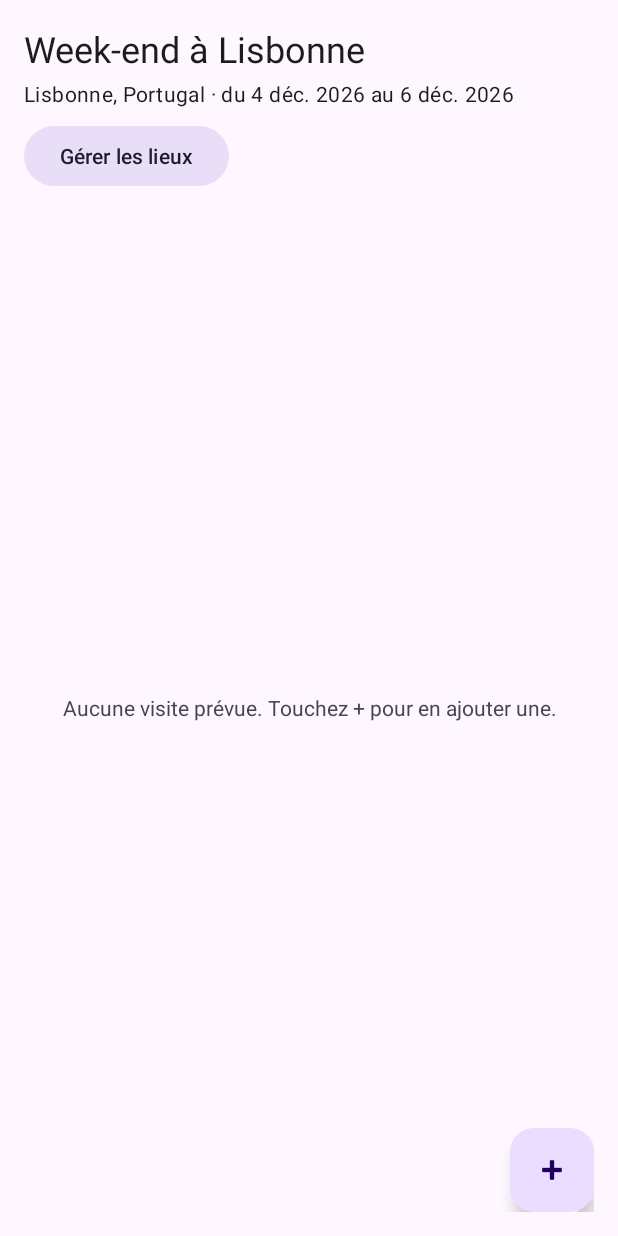
After one commit to Fabrice2000/TripJournal, an Android app: the TripDetailActivity screen opened directly, with no data from a screen before it, on a phone screen of 412 x 824 dp. The commit adds this screen. Run offline under Robolectric (Android 15) with nearby library versions, the phone set to English and light mode, and no system bars; our stand-ins replace Room's generated code.

Commit message:
Trips : écran détail du voyage avec itinéraire par jour

```diff
--- a/app/src/main/AndroidManifest.xml
+++ b/app/src/main/AndroidManifest.xml
@@ -25,6 +25,7 @@
         <!-- Écrans des lieux (Yazid) -->
         <activity android:name=".ui.places.PlaceListActivity" android:exported="true" />
         <activity android:name=".ui.places.PlaceFormActivity" android:exported="false" />
+        <activity android:name=".ui.trips.TripDetailActivity" android:exported="true" />
 
     </application>
 
--- /dev/null
+++ b/app/src/main/java/com/example/tripjournal/ui/trips/ItineraryRow.kt
@@ -0,0 +1,20 @@
+package com.example.tripjournal.ui.trips
+
+import com.example.tripjournal.data.database.dao.VisitWithPlace
+import com.example.tripjournal.data.database.entity.Trip
+import com.example.tripjournal.domain.VisitRules
+
+sealed class ItineraryRow {
+    data class DayHeader(val day: Int, val date: Long) : ItineraryRow()
+    data class VisitItem(val item: VisitWithPlace) : ItineraryRow()
+
+    companion object {
+        fun build(visits: List<VisitWithPlace>, trip: Trip): List<ItineraryRow> =
+            VisitRules.buildItinerary(
+                visits.filter { VisitRules.isWithinTrip(it.visit.visitDate, trip) }, trip
+            ).flatMap { (day, dayVisits) ->
+                listOf(DayHeader(day, dayVisits.first().visit.visitDate)) +
+                        dayVisits.map { VisitItem(it) }
+            }
+    }
+}
--- /dev/null
+++ b/app/src/main/java/com/example/tripjournal/ui/trips/TripDetailActivity.kt
@@ -0,0 +1,83 @@
+package com.example.tripjournal.ui.trips
+
+import android.content.Context
+import android.content.Intent
+import android.os.Bundle
+import android.view.View
+import android.view.ViewGroup
+import android.widget.Button
+import android.widget.TextView
+import androidx.activity.viewModels
+import androidx.appcompat.app.AppCompatActivity
+import androidx.lifecycle.Lifecycle
+import androidx.lifecycle.lifecycleScope
+import androidx.lifecycle.repeatOnLifecycle
+import androidx.recyclerview.widget.LinearLayoutManager
+import androidx.recyclerview.widget.RecyclerView
+import com.example.tripjournal.R
+import com.example.tripjournal.data.database.TripJournalDatabase
+import com.example.tripjournal.data.repository.VisitRepository
+import com.example.tripjournal.ui.places.PlaceListActivity
+import com.example.tripjournal.ui.places.applySystemBarPadding
+import kotlinx.coroutines.launch
+
+class TripDetailActivity : AppCompatActivity() {
+
+    private var tripId = 0L
+
+    private val viewModel: TripDetailViewModel by viewModels {
+        val db = TripJournalDatabase.get(this)
+        TripDetailViewModel.Factory(db.tripDao(), VisitRepository(db.visitDao()), tripId)
+    }
+
+    override fun onCreate(savedInstanceState: Bundle?) {
+        super.onCreate(savedInstanceState)
+        setContentView(R.layout.activity_trip_detail)
+        findViewById<ViewGroup>(android.R.id.content).getChildAt(0).applySystemBarPadding()
+
+        val nameText = findViewById<TextView>(R.id.tripNameText)
+        val infoText = findViewById<TextView>(R.id.tripInfoText)
+        val warningText = findViewById<TextView>(R.id.tripWarningText)
+        val emptyText = findViewById<TextView>(R.id.itineraryEmptyText)
+
+        val adapter = ItineraryAdapter { /* étape B : ouvrir le formulaire de visite */ }
+        findViewById<RecyclerView>(R.id.itineraryList).apply {
+            layoutManager = LinearLayoutManager(this@TripDetailActivity)
+            this.adapter = adapter
+        }
+
+        findViewById<Button>(R.id.managePlacesButton).setOnClickListener {
+            startActivity(Intent(this, PlaceListActivity::class.java))
+        }
+
+        lifecycleScope.launch {
+            tripId = intent.getLongExtra(EXTRA_TRIP_ID, 0L)
+            if (tripId == 0L) {
+                tripId = DemoData.firstOrCreateTrip(TripJournalDatabase.get(this@TripDetailActivity))
+            }
+            repeatOnLifecycle(Lifecycle.State.STARTED) {
+                viewModel.state.collect { state ->
+                    if (state == null) return@collect
+                    nameText.text = state.trip.name
+                    infoText.text = getString(
+                        R.string.trip_info,
+                        state.trip.destination,
+                        TripDates.short(state.trip.startDate),
+                        TripDates.short(state.trip.endDate)
+                    )
+                    warningText.text = getString(R.string.visits_outside_trip, state.outsideCount)
+                    warningText.visibility = if (state.outsideCount > 0) View.VISIBLE else View.GONE
+                    adapter.submitList(state.rows)
+                    emptyText.visibility = if (state.rows.isEmpty()) View.VISIBLE else View.GONE
+                }
+            }
+        }
+    }
+
+    companion object {
+        const val EXTRA_TRIP_ID = "trip_id"
+
+        fun newIntent(context: Context, tripId: Long): Intent =
+            Intent(context, TripDetailActivity::class.java).putExtra(EXTRA_TRIP_ID, tripId)
+    }
+}
--- /dev/null
+++ b/app/src/main/java/com/example/tripjournal/ui/trips/TripDetailViewModel.kt
@@ -0,0 +1,49 @@
+package com.example.tripjournal.ui.trips
+
+import androidx.lifecycle.ViewModel
+import androidx.lifecycle.ViewModelProvider
+import androidx.lifecycle.viewModelScope
+import com.example.tripjournal.data.database.dao.TripDao
+import com.example.tripjournal.data.database.entity.Trip
+import com.example.tripjournal.data.repository.VisitRepository
+import com.example.tripjournal.domain.VisitRules
+import kotlinx.coroutines.flow.SharingStarted
+import kotlinx.coroutines.flow.StateFlow
+import kotlinx.coroutines.flow.combine
+import kotlinx.coroutines.flow.stateIn
+
+data class TripDetailState(
+    val trip: Trip,
+    val rows: List<ItineraryRow>,
+    val outsideCount: Int
+)
+
+class TripDetailViewModel(
+    tripDao: TripDao,
+    visitRepository: VisitRepository,
+    tripId: Long
+) : ViewModel() {
+
+    val state: StateFlow<TripDetailState?> = combine(
+        tripDao.getTripById(tripId),
+        visitRepository.observeItinerary(tripId)
+    ) { trip, visits ->
+        trip?.let {
+            TripDetailState(
+                trip = it,
+                rows = ItineraryRow.build(visits, it),
+                outsideCount = VisitRules.visitsOutsideTrip(visits.map { v -> v.visit }, it).size
+            )
+        }
+    }.stateIn(viewModelScope, SharingStarted.WhileSubscribed(5_000), null)
+
+    class Factory(
+        private val tripDao: TripDao,
+        private val visitRepository: VisitRepository,
+        private val tripId: Long
+    ) : ViewModelProvider.Factory {
+        @Suppress("UNCHECKED_CAST")
+        override fun <T : ViewModel> create(modelClass: Class<T>): T =
+            TripDetailViewModel(tripDao, visitRepository, tripId) as T
+    }
+}
--- /dev/null
+++ b/app/src/main/java/com/example/tripjournal/ui/trips/TripHelpers.kt
@@ -0,0 +1,42 @@
+package com.example.tripjournal.ui.trips
+
+import com.example.tripjournal.data.database.TripJournalDatabase
+import com.example.tripjournal.data.database.entity.Trip
+import kotlinx.coroutines.flow.first
+import java.text.SimpleDateFormat
+import java.util.Calendar
+import java.util.Date
+import java.util.Locale
+import java.util.TimeZone
+
+object TripDates {
+    private fun format(pattern: String, millis: Long): String =
+        SimpleDateFormat(pattern, Locale.FRANCE)
+            .apply { timeZone = TimeZone.getTimeZone("UTC") }
+            .format(Date(millis))
+
+    fun day(millis: Long): String = format("EEEE d MMMM", millis)
+    fun short(millis: Long): String = format("d MMM yyyy", millis)
+}
+
+/** TEMPORAIRE : à retirer quand la liste des voyages ouvrira TripDetailActivity. */
+object DemoData {
+    suspend fun firstOrCreateTrip(db: TripJournalDatabase): Long {
+        val existing = db.tripDao().getAllTrips().first().firstOrNull()
+        if (existing != null) return existing.id
+        return db.tripDao().insertTrip(
+            Trip(
+                name = "Week-end à Lisbonne",
+                destination = "Lisbonne, Portugal",
+                startDate = utcDay(2026, 12, 4),
+                endDate = utcDay(2026, 12, 6),
+                description = "Voyage de démonstration"
+            )
+        )
+    }
+
+    private fun utcDay(y: Int, m: Int, d: Int): Long =
+        Calendar.getInstance(TimeZone.getTimeZone("UTC")).apply {
+            clear(); set(y, m - 1, d)
+        }.timeInMillis
+}
--- /dev/null
+++ b/app/src/main/res/layout/activity_trip_detail.xml
@@ -0,0 +1,68 @@
+<?xml version="1.0" encoding="utf-8"?>
+<LinearLayout xmlns:android="http://schemas.android.com/apk/res/android"
+    xmlns:app="http://schemas.android.com/apk/res-auto"
+    android:layout_width="match_parent"
+    android:layout_height="match_parent"
+    android:orientation="vertical"
+    android:padding="16dp">
+
+    <TextView
+        android:id="@+id/tripNameText"
+        android:layout_width="match_parent"
+        android:layout_height="wrap_content"
+        android:textAppearance="?attr/textAppearanceHeadlineSmall" />
+
+    <TextView
+        android:id="@+id/tripInfoText"
+        android:layout_width="match_parent"
+        android:layout_height="wrap_content"
+        android:layout_marginTop="4dp"
+        android:textAppearance="?attr/textAppearanceBodyMedium" />
+
+    <TextView
+        android:id="@+id/tripWarningText"
+        android:layout_width="match_parent"
+        android:layout_height="wrap_content"
+        android:layout_marginTop="8dp"
+        android:textColor="?attr/colorError"
+        android:visibility="gone" />
+
+    <com.google.android.material.button.MaterialButton
+        android:id="@+id/managePlacesButton"
+        style="@style/Widget.Material3.Button.TonalButton"
+        android:layout_width="wrap_content"
+        android:layout_height="wrap_content"
+        android:layout_marginTop="8dp"
+        android:text="@string/manage_places" />
+
+    <FrameLayout
+        android:layout_width="match_parent"
+        android:layout_height="0dp"
+        android:layout_marginTop="8dp"
+        android:layout_weight="1">
+
+        <androidx.recyclerview.widget.RecyclerView
+            android:id="@+id/itineraryList"
+            android:layout_width="match_parent"
+            android:layout_height="match_parent"
+            android:clipToPadding="false"
+            android:paddingBottom="88dp" />
+
+        <TextView
+            android:id="@+id/itineraryEmptyText"
+            android:layout_width="wrap_content"
+            android:layout_height="wrap_content"
+            android:layout_gravity="center"
+            android:gravity="center"
+            android:text="@string/no_visits"
+            android:visibility="gone" />
+
+        <com.google.android.material.floatingactionbutton.FloatingActionButton
+            android:id="@+id/addVisitButton"
+            android:layout_width="wrap_content"
+            android:layout_height="wrap_content"
+            android:layout_gravity="bottom|end"
+            android:contentDescription="@string/add_visit"
+            app:srcCompat="@android:drawable/ic_input_add" />
+    </FrameLayout>
+</LinearLayout>
--- a/app/src/main/res/values/strings.xml
+++ b/app/src/main/res/values/strings.xml
@@ -12,4 +12,10 @@
     <string name="place_invalid">Le nom, la ville et le pays sont obligatoires.</string>
     <string name="place_in_use">Impossible : ce lieu est utilisé par %1$d visite(s).</string>
     <string name="place_location">%1$s, %2$s</string>
+    <string name="trip_info">%1$s · du %2$s au %3$s</string>
+    <string name="manage_places">Gérer les lieux</string>
+    <string name="add_visit">Ajouter une visite</string>
+    <string name="no_visits">Aucune visite prévue. Touchez + pour en ajouter une.</string>
+    <string name="itinerary_day">Jour %1$d · %2$s</string>
+    <string name="visits_outside_trip">Attention : %1$d visite(s) hors des dates du voyage.</string>
 </resources>
```
Also changed, not shown: app/src/main/java/com/example/tripjournal/ui/trips/ItineraryAdapter.kt (added, +80 -0 lines), app/src/main/res/layout/item_day_header.xml (added, +9 -0 lines), app/src/main/res/layout/item_visit.xml (added, +34 -0 lines).
